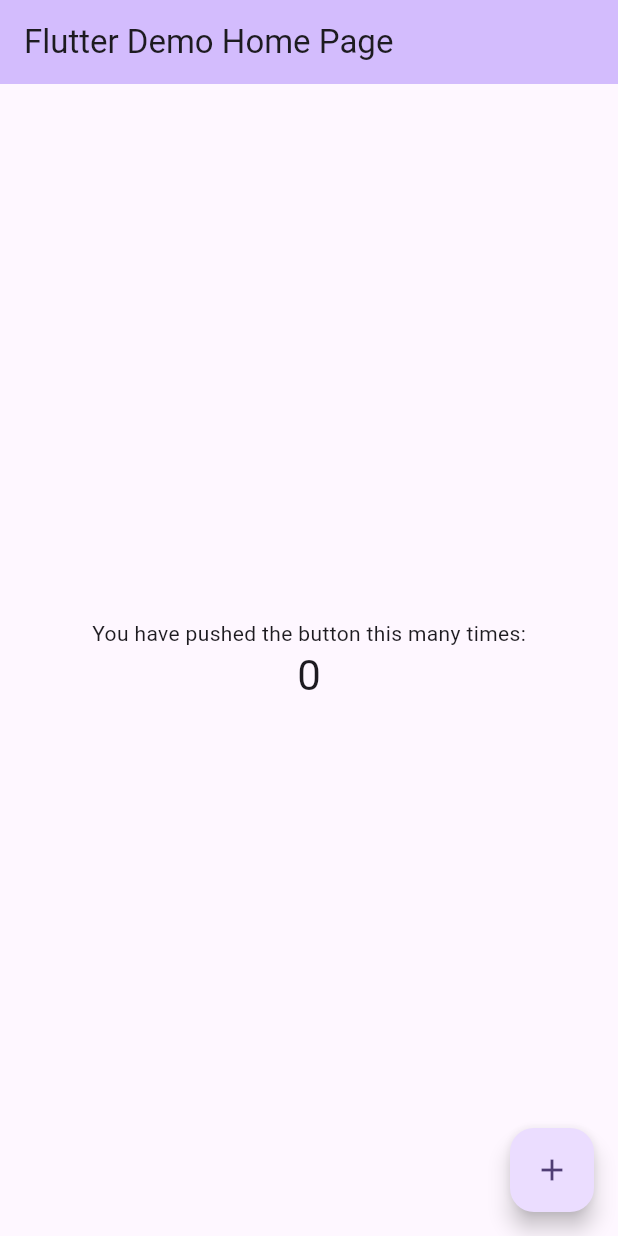
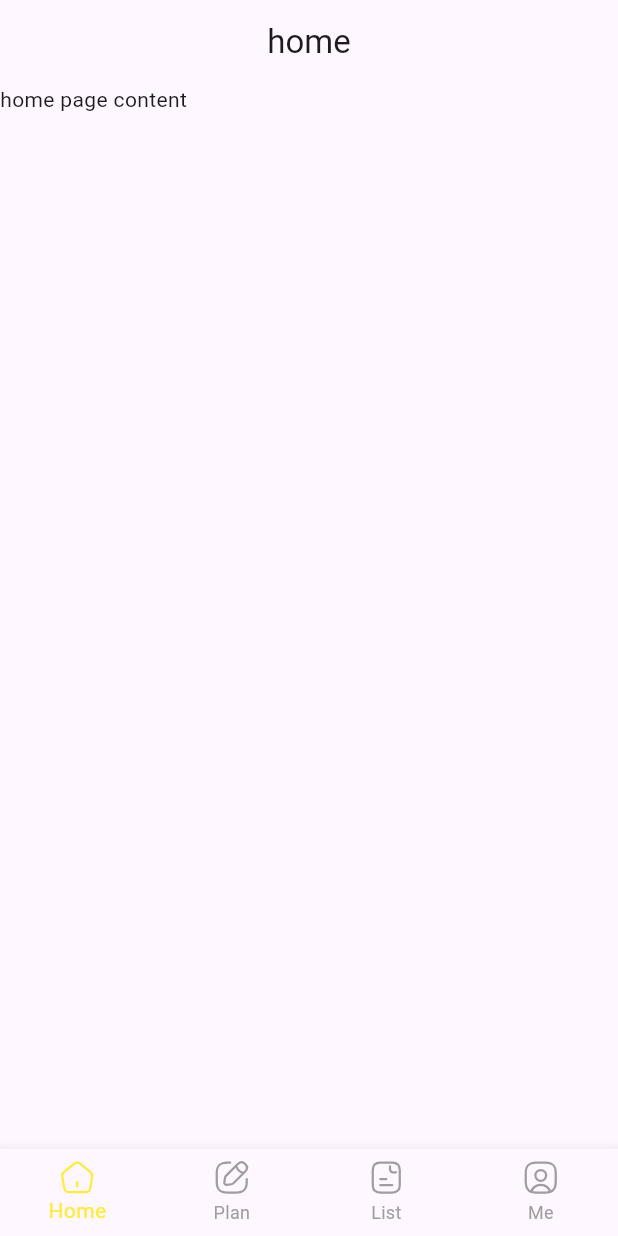
Before and after one commit to tanxiaoo/MAPP, a Flutter app: the screen it shows after launch, on a phone screen of 412 x 824 dp. Run offline on Flutter 3.47's test engine with Material 3 defaults, Android fonts, the phone set to English and light mode, and no system bars; our stand-ins replace flutter_svg, get.

Commit message:
finish tab bar

```diff
--- a/lib/main.dart
+++ b/lib/main.dart
@@ -1,125 +1,30 @@
 import 'package:flutter/material.dart';
+import 'package:get/get.dart';
+
+import './routers/routers.dart';
 
 void main() {
   runApp(const MyApp());
 }
 
+// ignore: must_be_immutable
 class MyApp extends StatelessWidget {
   const MyApp({super.key});
 
   // This widget is the root of your application.
   @override
   Widget build(BuildContext context) {
-    return MaterialApp(
+    return GetMaterialApp(
+      debugShowCheckedModeBanner: false,
       title: 'Flutter Demo',
       theme: ThemeData(
-        // This is the theme of your application.
-        //
-        // TRY THIS: Try running your application with "flutter run". You'll see
-        // the application has a purple toolbar. Then, without quitting the app,
-        // try changing the seedColor in the colorScheme below to Colors.green
-        // and then invoke "hot reload" (save your changes or press the "hot
-        // reload" button in a Flutter-supported IDE, or press "r" if you used
-        // the command line to start the app).
-        //
-        // Notice that the counter didn't reset back to zero; the application
-        // state is not lost during the reload. To reset the state, use hot
-        // restart instead.
-        //
-        // This works for code too, not just values: Most code changes can be
-        // tested with just a hot reload.
-        colorScheme: ColorScheme.fromSeed(seedColor: Colors.deepPurple),
-        useMaterial3: true,
-      ),
-      home: const MyHomePage(title: 'Flutter Demo Home Page'),
+          primarySwatch: Colors.blue,
+          appBarTheme: const AppBarTheme(
+            centerTitle: true,
+          )),
+      initialRoute: "/",
+      defaultTransition: Transition.rightToLeft,
+      getPages: AppPage.routers,
     );
   }
 }
-
-class MyHomePage extends StatefulWidget {
-  const MyHomePage({super.key, required this.title});
-
-  // This widget is the home page of your application. It is stateful, meaning
-  // that it has a State object (defined below) that contains fields that affect
-  // how it looks.
-
-  // This class is the configuration for the state. It holds the values (in this
-  // case the title) provided by the parent (in this case the App widget) and
-  // used by the build method of the State. Fields in a Widget subclass are
-  // always marked "final".
-
-  final String title;
-
-  @override
-  State<MyHomePage> createState() => _MyHomePageState();
-}
-
-class _MyHomePageState extends State<MyHomePage> {
-  int _counter = 0;
-
-  void _incrementCounter() {
-    setState(() {
-      // This call to setState tells the Flutter framework that something has
-      // changed in this State, which causes it to rerun the build method below
-      // so that the display can reflect the updated values. If we changed
-      // _counter without calling setState(), then the build method would not be
-      // called again, and so nothing would appear to happen.
-      _counter++;
-    });
-  }
-
-  @override
-  Widget build(BuildContext context) {
-    // This method is rerun every time setState is called, for instance as done
-    // by the _incrementCounter method above.
-    //
-    // The Flutter framework has been optimized to make rerunning build methods
-    // fast, so that you can just rebuild anything that needs updating rather
-    // than having to individually change instances of widgets.
-    return Scaffold(
-      appBar: AppBar(
-        // TRY THIS: Try changing the color here to a specific color (to
-        // Colors.amber, perhaps?) and trigger a hot reload to see the AppBar
-        // change color while the other colors stay the same.
-        backgroundColor: Theme.of(context).colorScheme.inversePrimary,
-        // Here we take the value from the MyHomePage object that was created by
-        // the App.build method, and use it to set our appbar title.
-        title: Text(widget.title),
-      ),
-      body: Center(
-        // Center is a layout widget. It takes a single child and positions it
-        // in the middle of the parent.
-        child: Column(
-          // Column is also a layout widget. It takes a list of children and
-          // arranges them vertically. By default, it sizes itself to fit its
-          // children horizontally, and tries to be as tall as its parent.
-          //
-          // Column has various properties to control how it sizes itself and
-          // how it positions its children. Here we use mainAxisAlignment to
-          // center the children vertically; the main axis here is the vertical
-          // axis because Columns are vertical (the cross axis would be
-          // horizontal).
-          //
-          // TRY THIS: Invoke "debug painting" (choose the "Toggle Debug Paint"
-          // action in the IDE, or press "p" in the console), to see the
-          // wireframe for each widget.
-          mainAxisAlignment: MainAxisAlignment.center,
-          children: <Widget>[
-            const Text(
-              'You have pushed the button this many times:',
-            ),
-            Text(
-              '$_counter',
-              style: Theme.of(context).textTheme.headlineMedium,
-            ),
-          ],
-        ),
-      ),
-      floatingActionButton: FloatingActionButton(
-        onPressed: _incrementCounter,
-        tooltip: 'Increment',
-        child: const Icon(Icons.add),
-      ), // This trailing comma makes auto-formatting nicer for build methods.
-    );
-  }
-}
--- /dev/null
+++ b/lib/pages/home.dart
@@ -0,0 +1,20 @@
+import 'package:flutter/material.dart';
+
+class HomePage extends StatefulWidget {
+  const HomePage({super.key});
+
+  @override
+  State<HomePage> createState() => _HomePageState();
+}
+
+class _HomePageState extends State<HomePage> {
+  @override
+  Widget build(BuildContext context) {
+    return Scaffold(
+      appBar: AppBar(
+        title: const Text("home"),
+      ),
+      body: const Text("home page content"),
+    );
+  }
+}
--- /dev/null
+++ b/lib/pages/tabs.dart
@@ -0,0 +1,98 @@
+import 'package:flutter/material.dart';
+import 'package:flutter_svg/flutter_svg.dart';
+
+import './home.dart';
+import './plan.dart';
+import './list.dart';
+import './me.dart';
+
+class Tabs extends StatefulWidget {
+  final int index;
+  const Tabs({super.key,this.index = 0});
+
+  @override
+  State<Tabs> createState() => _TabsState();
+}
+
+class _TabsState extends State<Tabs> {
+  late int _currentIndex;
+
+  @override
+  void initState() {
+    // TODO: implement initState
+    super.initState();
+    _currentIndex = widget.index;
+  }
+
+  final List<Widget> _pages = const [
+    HomePage(),
+    PlanPage(),
+    ListPage(),
+    MePage(),
+  ];
+
+
+  @override
+  Widget build(BuildContext context) {
+     return Scaffold(
+      body: _pages[_currentIndex],
+      bottomNavigationBar: BottomNavigationBar(
+          iconSize: 15,
+          selectedItemColor: Colors.yellow,
+          unselectedItemColor: Colors.grey,
+          type: BottomNavigationBarType.fixed,
+          currentIndex: _currentIndex,
+          onTap: (index) => {
+                setState(() {
+                  _currentIndex = index;
+                })
+              },
+          items: [
+            BottomNavigationBarItem(
+              icon: SvgPicture.asset(
+                'lib/images/Home.svg',
+                width: 24,
+                height: 24,
+                colorFilter: ColorFilter.mode(
+                    _currentIndex == 0 ? Colors.yellow : Colors.grey,
+                    BlendMode.srcIn),
+              ),
+              label: 'Home',
+            ),
+            BottomNavigationBarItem(
+              icon: SvgPicture.asset(
+                'lib/images/Plan.svg',
+                width: 24,
+                height: 24,
+                colorFilter: ColorFilter.mode(
+                    _currentIndex == 1 ? Colors.yellow : Colors.grey,
+                    BlendMode.srcIn),
+              ),
+              label: 'Plan',
+            ),
+            BottomNavigationBarItem(
+              icon: SvgPicture.asset(
+                'lib/images/List.svg',
+                width: 24,
+                height: 24,
+                colorFilter: ColorFilter.mode(
+                    _currentIndex == 2 ? Colors.yellow : Colors.grey,
+                    BlendMode.srcIn),
+              ),
+              label: 'List',
+            ),
+            BottomNavigationBarItem(
+              icon: SvgPicture.asset(
+                'lib/images/Me.svg',
+                width: 24,
+                height: 24,
+                colorFilter: ColorFilter.mode(
+                    _currentIndex == 3 ? Colors.yellow : Colors.grey,
+                    BlendMode.srcIn),
+              ),
+              label: 'Me',
+            ),
+          ]),
+    );
+  }
+}
--- /dev/null
+++ b/lib/routers/routers.dart
@@ -0,0 +1,17 @@
+import 'package:get/get.dart';
+
+import '../pages/tabs.dart';
+import '../pages/home.dart';
+import '../pages/plan.dart';
+import '../pages/list.dart';
+import '../pages/me.dart';
+
+class AppPage {
+  static final routers = [
+    GetPage(name: "/", page: () => const Tabs()),
+    GetPage(name: "/home", page: () => const HomePage()),
+    GetPage(name: "/plan", page: () => const PlanPage()),
+    GetPage(name: "/list", page: () => const ListPage()),
+    GetPage(name: "/me", page: () => const MePage()),
+  ];
+}
```
Also changed, not shown: lib/components/yellow_button.dart (added, +46 -0 lines), lib/const.dart (added, +7 -0 lines), lib/pages/list.dart (added, +50 -0 lines), lib/pages/me.dart (added, +20 -0 lines), lib/pages/plan.dart (added, +20 -0 lines), pubspec.yaml (+12 -3 lines), lib/images/Home.svg (added), lib/images/List.svg (added), lib/images/Me.svg (added), lib/images/Plan.svg (added), lib/images/plan_favorites.svg (added), lib/images/plan_lists.svg (added), lib/pages/logIn.dart (added), lib/pages/register.dart (added), 1 more files.
